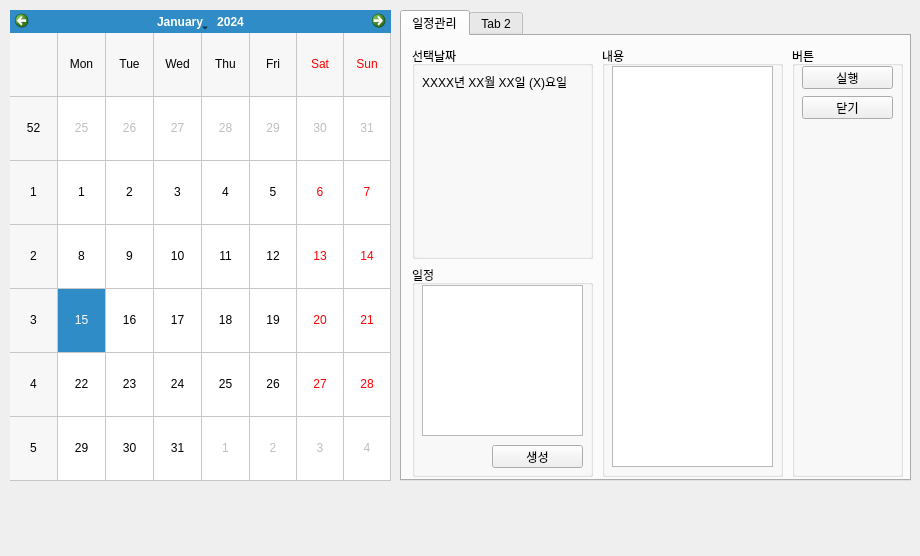
The window that Mkalendar.ui (gatherKnowledge/Mkalendar) describes before a commit, drawn with Qt 5.
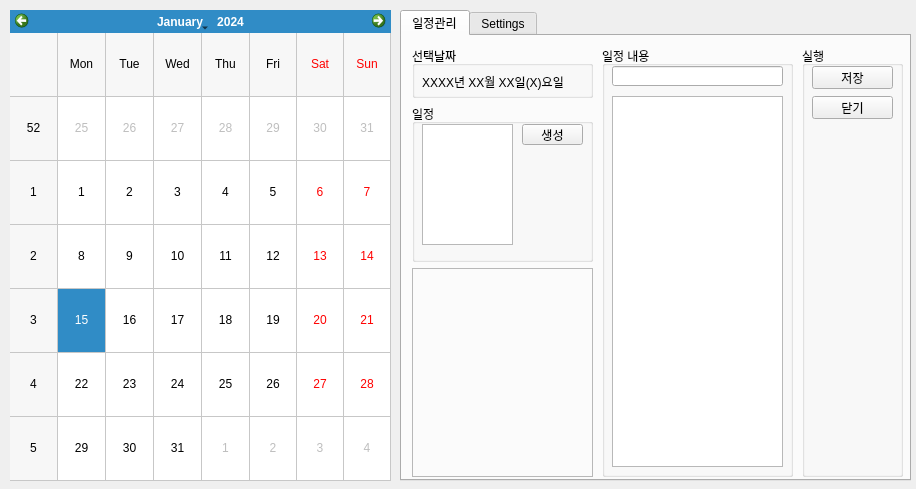
The same window after the commit.

```diff
--- a/Mkalendar.ui
+++ b/Mkalendar.ui
@@ -6,8 +6,8 @@
    <rect>
     <x>0</x>
     <y>0</y>
-    <width>920</width>
-    <height>556</height>
+    <width>916</width>
+    <height>489</height>
    </rect>
   </property>
   <property name="windowTitle">
@@ -79,7 +79,7 @@
         <height>431</height>
        </rect>
       </property>
-      <layout class="QVBoxLayout" name="verticalLayout">
+      <layout class="QVBoxLayout" name="verticalLayout" stretch="1,3,4">
        <item>
         <widget class="QGroupBox" name="groupBox_2">
          <property name="title">
@@ -98,7 +98,7 @@
            <item>
             <widget class="QLabel" name="lbDate">
              <property name="text">
-              <string>XXXX년 XX월 XX일 (X)요일</string>
+              <string>XXXX년 XX월 XX일(X)요일</string>
              </property>
             </widget>
            </item>
@@ -116,24 +116,38 @@
            <rect>
             <x>10</x>
             <y>20</y>
-            <width>161</width>
-            <height>151</height>
+            <width>91</width>
+            <height>121</height>
            </rect>
           </property>
          </widget>
          <widget class="QPushButton" name="btnNewWork">
           <property name="geometry">
            <rect>
-            <x>80</x>
-            <y>180</y>
-            <width>91</width>
-            <height>23</height>
+            <x>110</x>
+            <y>20</y>
+            <width>61</width>
+            <height>21</height>
            </rect>
           </property>
           <property name="text">
            <string>생성</string>
           </property>
          </widget>
+         <zorder>listWorkList</zorder>
+         <zorder>btnNewWork</zorder>
+         <zorder>frame</zorder>
+         <zorder>frame</zorder>
+        </widget>
+       </item>
+       <item>
+        <widget class="QFrame" name="frame">
+         <property name="frameShape">
+          <enum>QFrame::StyledPanel</enum>
+         </property>
+         <property name="frameShadow">
+          <enum>QFrame::Raised</enum>
+         </property>
         </widget>
        </item>
       </layout>
@@ -143,25 +157,53 @@
        <rect>
         <x>200</x>
         <y>10</y>
-        <width>181</width>
+        <width>191</width>
         <height>431</height>
        </rect>
       </property>
-      <layout class="QVBoxLayout" name="verticalLayout_2">
+      <layout class="QVBoxLayout" name="verticalLayout_2" stretch="5">
        <item>
         <widget class="QGroupBox" name="groupBox_4">
          <property name="title">
-          <string>내용</string>
+          <string>일정 내용</string>
          </property>
          <widget class="QTextEdit" name="textEdit">
           <property name="geometry">
            <rect>
             <x>10</x>
+            <y>50</y>
+            <width>171</width>
+            <height>371</height>
+           </rect>
+          </property>
+         </widget>
+         <widget class="QLineEdit" name="lineEdit">
+          <property name="geometry">
+           <rect>
+            <x>10</x>
             <y>20</y>
-            <width>161</width>
-            <height>401</height>
+            <width>171</width>
+            <height>20</height>
            </rect>
           </property>
+          <property name="sizePolicy">
+           <sizepolicy hsizetype="Preferred" vsizetype="Fixed">
+            <horstretch>0</horstretch>
+            <verstretch>0</verstretch>
+           </sizepolicy>
+          </property>
+          <property name="maximumSize">
+           <size>
+            <width>172</width>
+            <height>16777215</height>
+           </size>
+          </property>
+          <property name="baseSize">
+           <size>
+            <width>6</width>
+            <height>24</height>
+           </size>
+          </property>
          </widget>
         </widget>
        </item>
@@ -170,9 +212,9 @@
      <widget class="QWidget" name="verticalLayoutWidget_3">
       <property name="geometry">
        <rect>
-        <x>390</x>
+        <x>400</x>
         <y>10</y>
-        <width>111</width>
+        <width>101</width>
         <height>431</height>
        </rect>
       </property>
@@ -180,19 +222,19 @@
        <item>
         <widget class="QGroupBox" name="groupBox_5">
          <property name="title">
-          <string>버튼</string>
+          <string>실행</string>
          </property>
          <widget class="QPushButton" name="pushButton">
           <property name="geometry">
            <rect>
             <x>10</x>
             <y>20</y>
-            <width>91</width>
+            <width>81</width>
             <height>23</height>
            </rect>
           </property>
           <property name="text">
-           <string>실행</string>
+           <string>저장</string>
           </property>
          </widget>
          <widget class="QPushButton" name="btnClose">
@@ -200,7 +242,7 @@
            <rect>
             <x>10</x>
             <y>50</y>
-            <width>91</width>
+            <width>81</width>
             <height>23</height>
            </rect>
           </property>
@@ -215,7 +257,7 @@
     </widget>
     <widget class="QWidget" name="tab_2">
      <attribute name="title">
-      <string>Tab 2</string>
+      <string>Settings</string>
      </attribute>
     </widget>
    </widget>
```
